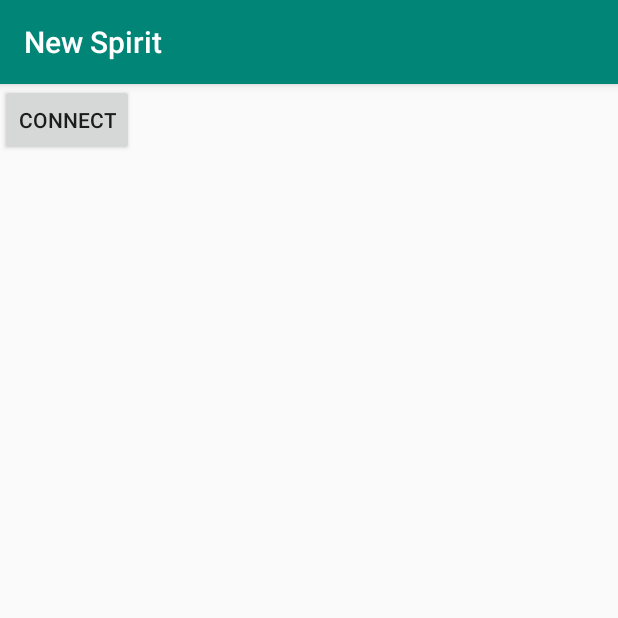
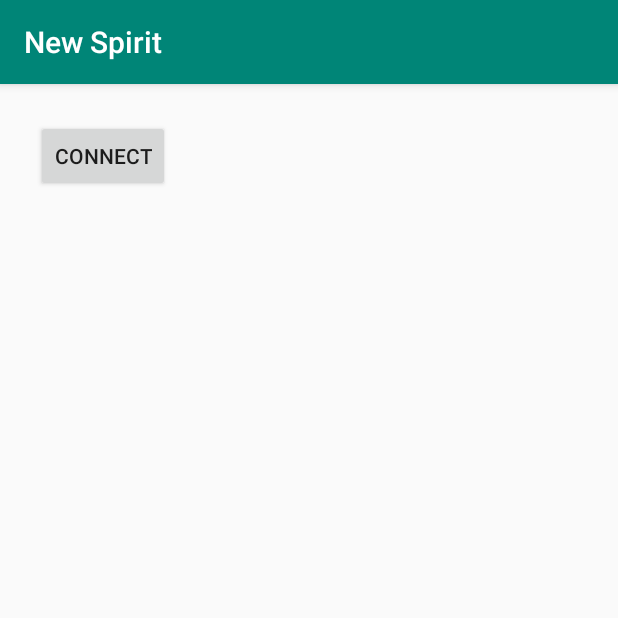
Before and after one commit to nusseds/newspirit, an Android app: the screen it shows after launch (MainActivity), on a phone screen of 412 x 824 dp, the top half of it. Run offline under Robolectric (Android 15) with nearby library versions, the phone set to English and light mode, and no system bars.

```diff
--- a/android/app/src/main/AndroidManifest.xml
+++ b/android/app/src/main/AndroidManifest.xml
@@ -3,6 +3,7 @@
           package="com.nusseds.newspirit">
 
     <uses-permission android:name="android.permission.BLUETOOTH"/>
+
     <application
             android:allowBackup="true"
             android:icon="@mipmap/ic_launcher"
@@ -10,6 +11,8 @@
             android:roundIcon="@mipmap/ic_launcher_round"
             android:supportsRtl="true"
             android:theme="@style/AppTheme">
+        <activity android:name=".ConnectDevice">
+        </activity>
         <activity android:name=".MainActivity">
             <intent-filter>
                 <action android:name="android.intent.action.MAIN"/>
--- a/android/app/src/main/java/com/nusseds/newspirit/MainActivity.kt
+++ b/android/app/src/main/java/com/nusseds/newspirit/MainActivity.kt
@@ -5,6 +5,8 @@ import android.bluetooth.BluetoothDevice
 import android.bluetooth.BluetoothSocket
 import android.content.Intent
 import android.os.Bundle
+import android.util.Log
+import android.view.View
 import android.widget.ArrayAdapter
 import androidx.appcompat.app.AlertDialog
 import androidx.appcompat.app.AppCompatActivity
@@ -36,25 +38,10 @@ class MainActivity : AppCompatActivity() {
             startActivityForResult(enableBluetooth, 0)
         }
 
-        val pairedDevices = bluetoothAdapter.bondedDevices
-
-        paired_devices.adapter = ArrayAdapter(
-            this,
-            android.R.layout.simple_list_item_1,
-            pairedDevices.map { bluetoothDevice -> bluetoothDevice.name })
-
-        val oppy: List<BluetoothDevice> =
-            pairedDevices.filter { bluetoothDevice -> bluetoothDevice.name.equals("oppy") }
-
-        var bluetoothDevice: BluetoothDevice? = null
-        if (oppy.size == 1) {
-            bluetoothDevice = oppy.get(0)
+        connect_button.setOnClickListener { v ->
+            println("Launching Connect Device activity")
+            val intent = Intent(this, ConnectDevice::class.java)
+            startActivity(intent)
         }
-
-        val socket: BluetoothSocket? = bluetoothDevice?.createRfcommSocketToServiceRecord(uuid)
-
-        val s = bluetoothDevice?.name ?: "hello"
-        println("bluetooth device")
-        println(s)
     }
 }
--- a/android/app/src/main/res/layout/activity_main.xml
+++ b/android/app/src/main/res/layout/activity_main.xml
@@ -10,8 +10,10 @@
     <Button
             android:text="Connect"
             android:layout_width="wrap_content"
-            android:layout_height="wrap_content" tools:layout_editor_absoluteY="28dp"
-            tools:layout_editor_absoluteX="26dp" android:id="@+id/button"/>
+            android:layout_height="wrap_content"
+            android:id="@+id/connect_button" app:layout_constraintStart_toStartOf="parent"
+            android:layout_marginLeft="24dp" android:layout_marginStart="24dp" android:layout_marginTop="24dp"
+            app:layout_constraintTop_toTopOf="parent"/>
     <ListView
             android:layout_width="281dp"
             android:layout_height="715dp" tools:layout_editor_absoluteY="8dp" tools:layout_editor_absoluteX="122dp"
```
Also changed, not shown: android/app/src/main/java/com/nusseds/newspirit/ConnectDevice.kt (added, +26 -0 lines), android/app/src/main/res/layout/activity_connect_device.xml (added, +14 -0 lines).
